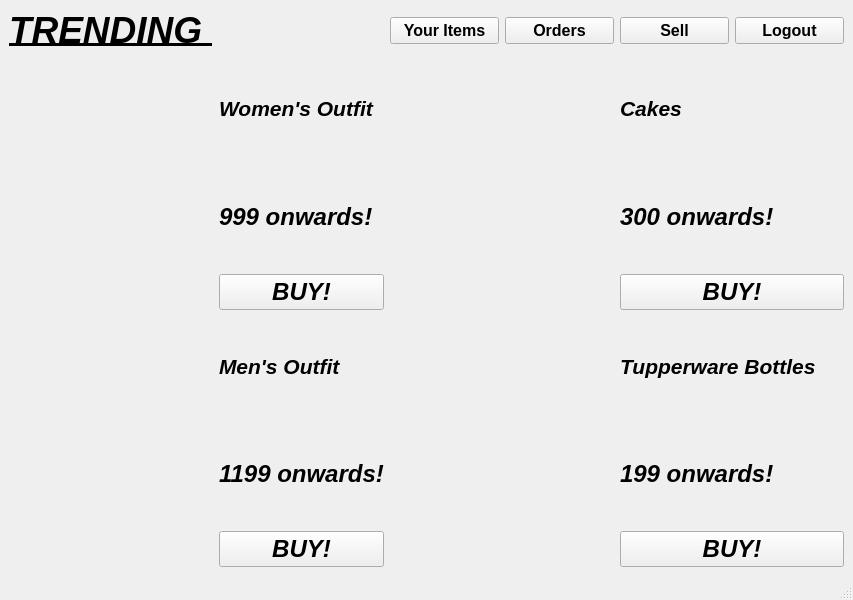
First picture: the form in buy_page.ui, repository acmpesuecc/GrowPal, before the edit.
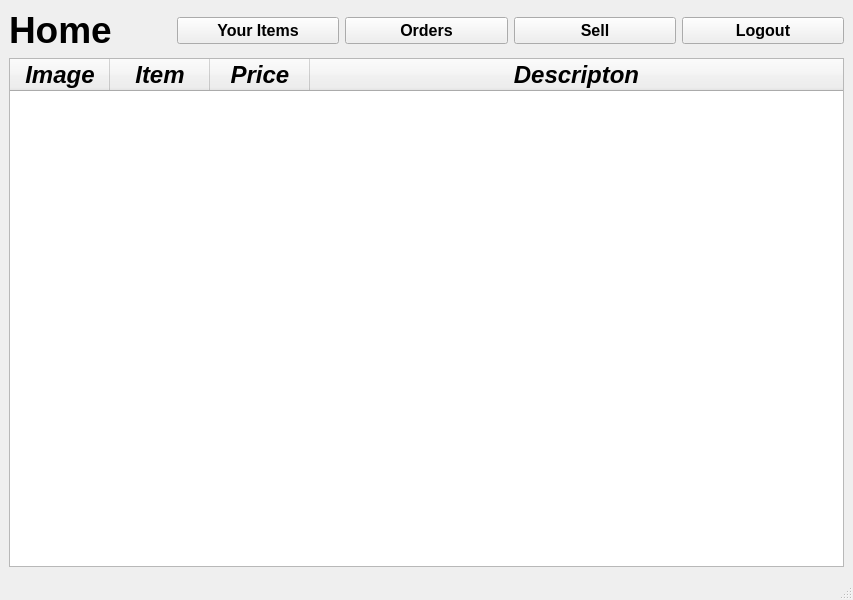
Second picture: the form after the edit. Icons and pictures are not drawn.

```diff
--- a/buy_page.ui
+++ b/buy_page.ui
@@ -30,11 +30,11 @@
     <item row="0" column="0">
      <widget class="QLabel" name="label_9">
       <property name="text">
-       <string>&lt;html&gt;&lt;head/&gt;&lt;body&gt;&lt;p&gt;&lt;span style=&quot; font-size:28pt; font-weight:600; text-decoration: underline;&quot;&gt;TRENDING         &lt;/span&gt;&lt;/p&gt;&lt;/body&gt;&lt;/html&gt;</string>
+       <string>&lt;html&gt;&lt;head/&gt;&lt;body&gt;&lt;p&gt;&lt;span style=&quot; font-size:28pt; font-style:normal;&quot;&gt;Home&lt;/span&gt;&lt;/p&gt;&lt;/body&gt;&lt;/html&gt;</string>
       </property>
      </widget>
     </item>
-    <item row="0" column="2">
+    <item row="0" column="1">
      <widget class="QPushButton" name="pushButton_selling_items">
       <property name="font">
        <font>
@@ -49,7 +49,7 @@
       </property>
      </widget>
     </item>
-    <item row="0" column="3">
+    <item row="0" column="2">
      <widget class="QPushButton" name="pushButton_orders">
       <property name="font">
        <font>
@@ -64,7 +64,7 @@
       </property>
      </widget>
     </item>
-    <item row="0" column="4">
+    <item row="0" column="3">
      <widget class="QPushButton" name="pushButton_sell">
       <property name="font">
        <font>
@@ -79,7 +79,7 @@
       </property>
      </widget>
     </item>
-    <item row="0" column="5">
+    <item row="0" column="4">
      <widget class="QPushButton" name="pushButton_logout">
       <property name="font">
        <font>
@@ -94,175 +94,62 @@
       </property>
      </widget>
     </item>
-    <item row="1" column="0" rowspan="3">
-     <widget class="QLabel" name="label_image_product_outfit1">
-      <property name="text">
-       <string/>
+    <item row="1" column="0" colspan="5">
+     <widget class="QTableWidget" name="tableWidget">
+      <property name="sizeAdjustPolicy">
+       <enum>QAbstractScrollArea::AdjustToContents</enum>
       </property>
-      <property name="pixmap">
-       <pixmap>product_outfit1.jpeg</pixmap>
-      </property>
-     </widget>
-    </item>
-    <item row="1" column="1">
-     <widget class="QLabel" name="label">
+      <attribute name="horizontalHeaderStretchLastSection">
+       <bool>true</bool>
+      </attribute>
+      <column>
       <property name="text">
-       <string>&lt;html&gt;&lt;head/&gt;&lt;body&gt;&lt;p&gt;&lt;span style=&quot; font-size:16pt; font-weight:600;&quot;&gt;Women's Outfit &lt;/span&gt;&lt;/p&gt;&lt;/body&gt;&lt;/html&gt;</string>
-      </property>
-     </widget>
-    </item>
-    <item row="1" column="2" rowspan="3" colspan="2">
-     <widget class="QLabel" name="label_prod_img2">
-      <property name="text">
-       <string/>
-      </property>
-      <property name="pixmap">
-       <pixmap>product_cake1.jpeg</pixmap>
-      </property>
-      <property name="scaledContents">
-       <bool>false</bool>
-      </property>
-     </widget>
-    </item>
-    <item row="1" column="4">
-     <widget class="QLabel" name="label_3">
-      <property name="text">
-       <string>&lt;html&gt;&lt;head/&gt;&lt;body&gt;&lt;p&gt;&lt;span style=&quot; font-size:16pt; font-weight:600;&quot;&gt;Cakes&lt;/span&gt;&lt;/p&gt;&lt;/body&gt;&lt;/html&gt;</string>
-      </property>
-     </widget>
-    </item>
-    <item row="2" column="1">
-     <widget class="QLabel" name="label_2">
-      <property name="text">
-       <string>&lt;html&gt;&lt;head/&gt;&lt;body&gt;&lt;p&gt;&lt;span style=&quot; font-size:18pt; font-weight:600;&quot;&gt;999 onwards!&lt;/span&gt;&lt;/p&gt;&lt;/body&gt;&lt;/html&gt;</string>
-      </property>
-     </widget>
-    </item>
-    <item row="2" column="4" colspan="2">
-     <widget class="QLabel" name="label_4">
-      <property name="text">
-       <string>&lt;html&gt;&lt;head/&gt;&lt;body&gt;&lt;p&gt;&lt;span style=&quot; font-size:18pt; font-weight:600;&quot;&gt;300 onwards!&lt;/span&gt;&lt;/p&gt;&lt;/body&gt;&lt;/html&gt;</string>
-      </property>
-     </widget>
-    </item>
-    <item row="3" column="1">
-     <widget class="QPushButton" name="pushButton_buy_womens_outfit">
+        <string>Image</string>
+       </property>
       <property name="font">
        <font>
         <pointsize>18</pointsize>
         <weight>75</weight>
-        <italic>true</italic>
         <bold>true</bold>
        </font>
       </property>
-      <property name="styleSheet">
-       <string notr="true">font-size:18pt;</string>
-      </property>
+      </column>
+      <column>
       <property name="text">
-       <string>BUY!</string>
-      </property>
-     </widget>
-    </item>
-    <item row="3" column="4" colspan="2">
-     <widget class="QPushButton" name="pushButton_buy_cakes">
+        <string>Item</string>
+       </property>
       <property name="font">
        <font>
         <pointsize>18</pointsize>
         <weight>75</weight>
-        <italic>true</italic>
         <bold>true</bold>
        </font>
       </property>
-      <property name="styleSheet">
-       <string notr="true">font-size:18pt;</string>
-      </property>
+      </column>
+      <column>
       <property name="text">
-       <string>BUY!</string>
-      </property>
-     </widget>
-    </item>
-    <item row="4" column="0" rowspan="3">
-     <widget class="QLabel" name="label_image_product_outfit1_3">
-      <property name="text">
-       <string/>
-      </property>
-      <property name="pixmap">
-       <pixmap>product_outfit2.jpeg</pixmap>
-      </property>
-     </widget>
-    </item>
-    <item row="4" column="1">
-     <widget class="QLabel" name="label_5">
-      <property name="text">
-       <string>&lt;html&gt;&lt;head/&gt;&lt;body&gt;&lt;p&gt;&lt;span style=&quot; font-size:16pt; font-weight:600;&quot;&gt;Men's Outfit &lt;/span&gt;&lt;/p&gt;&lt;/body&gt;&lt;/html&gt;</string>
-      </property>
-     </widget>
-    </item>
-    <item row="4" column="2" rowspan="3" colspan="2">
-     <widget class="QLabel" name="label_image_product_outfit1_4">
-      <property name="text">
-       <string/>
-      </property>
-      <property name="pixmap">
-       <pixmap>product_tupperware1.jpeg</pixmap>
-      </property>
-     </widget>
-    </item>
-    <item row="4" column="4" colspan="2">
-     <widget class="QLabel" name="label_7">
-      <property name="text">
-       <string>&lt;html&gt;&lt;head/&gt;&lt;body&gt;&lt;p&gt;&lt;span style=&quot; font-size:16pt; font-weight:600;&quot;&gt;Tupperware Bottles&lt;/span&gt;&lt;/p&gt;&lt;/body&gt;&lt;/html&gt;</string>
-      </property>
-     </widget>
-    </item>
-    <item row="5" column="1">
-     <widget class="QLabel" name="label_6">
-      <property name="text">
-       <string>&lt;html&gt;&lt;head/&gt;&lt;body&gt;&lt;p&gt;&lt;span style=&quot; font-size:18pt; font-weight:600;&quot;&gt;1199 onwards!&lt;/span&gt;&lt;/p&gt;&lt;/body&gt;&lt;/html&gt;</string>
-      </property>
-     </widget>
-    </item>
-    <item row="5" column="4" colspan="2">
-     <widget class="QLabel" name="label_8">
-      <property name="text">
-       <string>&lt;html&gt;&lt;head/&gt;&lt;body&gt;&lt;p&gt;&lt;span style=&quot; font-size:18pt; font-weight:600;&quot;&gt;199 onwards!&lt;/span&gt;&lt;/p&gt;&lt;/body&gt;&lt;/html&gt;</string>
-      </property>
-     </widget>
-    </item>
-    <item row="6" column="1">
-     <widget class="QPushButton" name="pushButton_buy_mens_outfit">
+        <string>Price</string>
+       </property>
       <property name="font">
        <font>
         <pointsize>18</pointsize>
         <weight>75</weight>
-        <italic>true</italic>
         <bold>true</bold>
        </font>
       </property>
-      <property name="styleSheet">
-       <string notr="true">font-size:18pt;</string>
-      </property>
+      </column>
+      <column>
       <property name="text">
-       <string>BUY!</string>
-      </property>
-     </widget>
-    </item>
-    <item row="6" column="4" colspan="2">
-     <widget class="QPushButton" name="pushButton_buy_tupperware">
+        <string>Descripton</string>
+       </property>
       <property name="font">
        <font>
         <pointsize>18</pointsize>
         <weight>75</weight>
-        <italic>true</italic>
         <bold>true</bold>
        </font>
       </property>
-      <property name="styleSheet">
-       <string notr="true">font-size:18pt;</string>
-      </property>
-      <property name="text">
-       <string>BUY!</string>
-      </property>
+      </column>
      </widget>
     </item>
    </layout>
```
Lines whose indentation alone changed are shown as unchanged.
